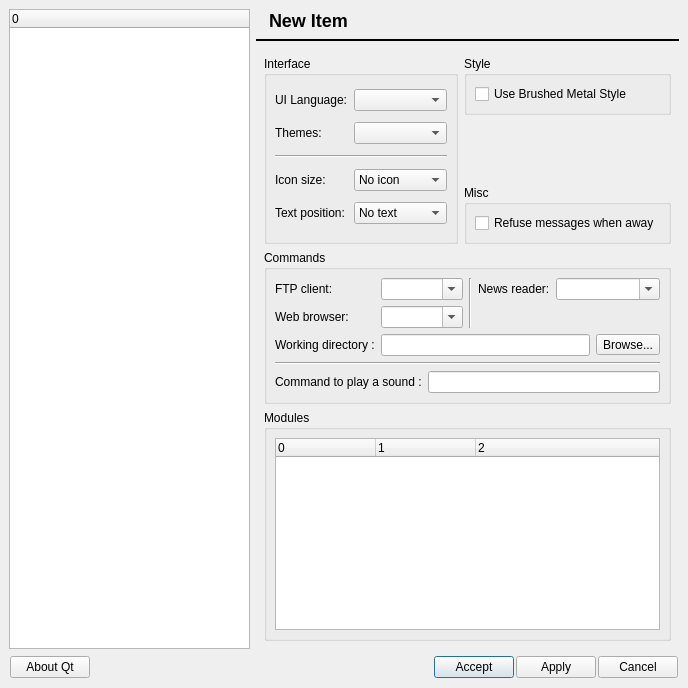
The window that qrezix/core/rzxpropertyui.ui (Fruneau/qRezix) describes before a commit, drawn with Qt 5.
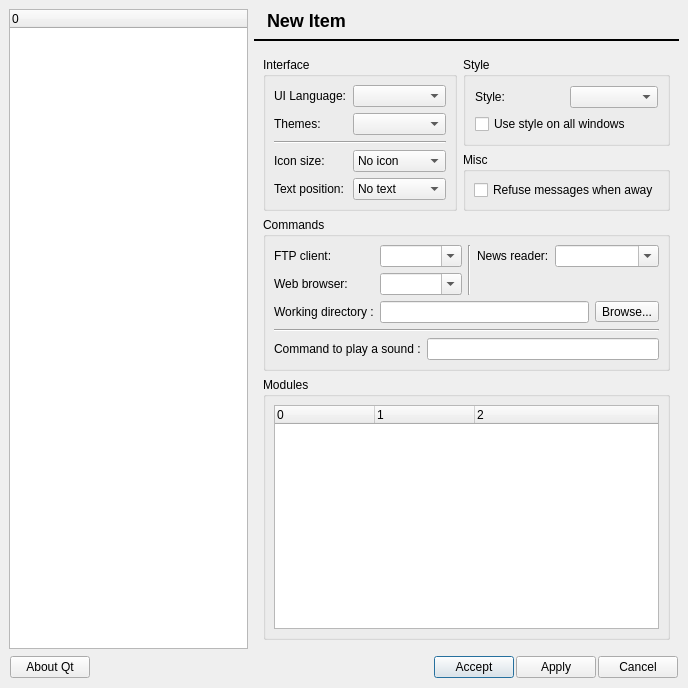
The same window after the commit. Icons and pictures are not drawn.

Commit message:
Gestion des styles amÃ©liorÃ©e...
Attention c'est absolument expÃ©rimental... j'ai des couilles dans tous les sens mais Ã§a marche basiquement...

Diff of the .ui file:
```diff
--- a/qrezix/core/rzxpropertyui.ui
+++ b/qrezix/core/rzxpropertyui.ui
@@ -25,144 +25,6 @@
    <property name="spacing" >
     <number>6</number>
    </property>
-   <item rowspan="2" row="0" column="0" >
-    <widget class="QTreeWidget" name="lbMenu" >
-     <property name="minimumSize" >
-      <size>
-       <width>175</width>
-       <height>0</height>
-      </size>
-     </property>
-     <property name="columnCount" >
-      <number>1</number>
-     </property>
-     <column>
-      <property name="text" >
-       <string>0</string>
-      </property>
-     </column>
-    </widget>
-   </item>
-   <item row="2" column="0" colspan="2" >
-    <layout class="QHBoxLayout" >
-     <property name="margin" >
-      <number>1</number>
-     </property>
-     <property name="spacing" >
-      <number>2</number>
-     </property>
-     <item>
-      <widget class="QPushButton" name="btnAboutQt" >
-       <property name="text" >
-        <string>About Qt</string>
-       </property>
-      </widget>
-     </item>
-     <item>
-      <spacer>
-       <property name="orientation" >
-        <enum>Qt::Horizontal</enum>
-       </property>
-       <property name="sizeType" >
-        <enum>QSizePolicy::Expanding</enum>
-       </property>
-       <property name="sizeHint" >
-        <size>
-         <width>213</width>
-         <height>20</height>
-        </size>
-       </property>
-      </spacer>
-     </item>
-     <item>
-      <widget class="QPushButton" name="btnOK" >
-       <property name="text" >
-        <string>Accept</string>
-       </property>
-       <property name="default" >
-        <bool>true</bool>
-       </property>
-      </widget>
-     </item>
-     <item>
-      <widget class="QPushButton" name="btnMiseAJour" >
-       <property name="text" >
-        <string>Apply</string>
-       </property>
-       <property name="default" >
-        <bool>false</bool>
-       </property>
-      </widget>
-     </item>
-     <item>
-      <widget class="QPushButton" name="btnAnnuler" >
-       <property name="text" >
-        <string>Cancel</string>
-       </property>
-      </widget>
-     </item>
-    </layout>
-   </item>
-   <item row="0" column="1" >
-    <layout class="QGridLayout" >
-     <property name="margin" >
-      <number>0</number>
-     </property>
-     <property name="spacing" >
-      <number>6</number>
-     </property>
-     <item row="0" column="1" >
-      <widget class="QLabel" name="lblTitle" >
-       <property name="sizePolicy" >
-        <sizepolicy>
-         <hsizetype>7</hsizetype>
-         <vsizetype>0</vsizetype>
-         <horstretch>0</horstretch>
-         <verstretch>0</verstretch>
-        </sizepolicy>
-       </property>
-       <property name="minimumSize" >
-        <size>
-         <width>0</width>
-         <height>24</height>
-        </size>
-       </property>
-       <property name="maximumSize" >
-        <size>
-         <width>32767</width>
-         <height>24</height>
-        </size>
-       </property>
-       <property name="text" >
-        <string>&lt;h2>New Item&lt;/h2></string>
-       </property>
-      </widget>
-     </item>
-     <item row="0" column="0" >
-      <widget class="QLabel" name="lblTitleIcon" >
-       <property name="text" >
-        <string/>
-       </property>
-      </widget>
-     </item>
-     <item row="1" column="0" colspan="2" >
-      <widget class="Line" name="line4" >
-       <property name="frameShape" >
-        <enum>QFrame::HLine</enum>
-       </property>
-       <property name="frameShadow" >
-        <enum>QFrame::Plain</enum>
-       </property>
-       <property name="lineWidth" >
-        <number>2</number>
-       </property>
-       <property name="orientation" >
-        <enum>Qt::Horizontal</enum>
-       </property>
-      </widget>
-     </item>
-    </layout>
-   </item>
    <item row="1" column="1" >
     <widget class="QStackedWidget" name="prefStack" >
      <property name="sizePolicy" >
@@ -778,12 +640,12 @@
      <widget class="QWidget" name="pageMisc" >
       <layout class="QGridLayout" >
        <property name="margin" >
-        <number>8</number>
+        <number>9</number>
        </property>
        <property name="spacing" >
         <number>6</number>
        </property>
-       <item rowspan="3" row="0" column="0" >
+       <item rowspan="2" row="0" column="0" >
         <widget class="QGroupBox" name="groupBox" >
          <property name="title" >
           <string>Interface</string>
@@ -920,7 +782,110 @@
          </layout>
         </widget>
        </item>
+       <item row="0" column="1" >
+        <widget class="QGroupBox" name="grpStyle" >
+         <property name="title" >
+          <string>Style</string>
+         </property>
+         <layout class="QGridLayout" >
+          <property name="margin" >
+           <number>9</number>
+          </property>
+          <property name="spacing" >
+           <number>6</number>
+          </property>
+          <item row="1" column="0" colspan="2" >
+           <widget class="QCheckBox" name="cbStyleForAll" >
+            <property name="text" >
+             <string>Use style on all windows</string>
+            </property>
+           </widget>
+          </item>
+          <item row="0" column="1" >
+           <widget class="QComboBox" name="cmbStyle" />
+          </item>
+          <item row="0" column="0" >
+           <widget class="QLabel" name="lblStyle" >
+            <property name="text" >
+             <string>Style:</string>
+            </property>
+           </widget>
+          </item>
+         </layout>
+        </widget>
+       </item>
+       <item row="1" column="1" >
+        <widget class="QGroupBox" name="groupMisc" >
+         <property name="title" >
+          <string>Misc</string>
+         </property>
+         <layout class="QGridLayout" >
+          <property name="margin" >
+           <number>8</number>
+          </property>
+          <property name="spacing" >
+           <number>6</number>
+          </property>
+          <item row="0" column="0" >
+           <widget class="QCheckBox" name="cbRefuseAway" >
+            <property name="whatsThis" >
+             <string>&lt;h3>Responder mode&lt;/h3>&lt;p>There are 2 kinds of responder&lt;p>&lt;p>&lt;b>Refuse,&lt;/b> in this mode, all the messages you receive while away are lost&lt;/p>&lt;p>&lt;b>Store,&lt;/b> in this mode, you can read you messages as if you were not marked away&lt;/p></string>
+            </property>
+            <property name="text" >
+             <string>Refuse messages when away</string>
+            </property>
+           </widget>
+          </item>
+         </layout>
+        </widget>
+       </item>
        <item row="3" column="0" colspan="2" >
+        <widget class="QGroupBox" name="groupModules" >
+         <property name="title" >
+          <string>Modules</string>
+         </property>
+         <layout class="QGridLayout" >
+          <property name="margin" >
+           <number>8</number>
+          </property>
+          <property name="spacing" >
+           <number>6</number>
+          </property>
+          <item row="0" column="0" >
+           <widget class="QTreeWidget" name="lvPlugInList" >
+            <property name="rootIsDecorated" >
+             <bool>false</bool>
+            </property>
+            <property name="uniformRowHeights" >
+             <bool>true</bool>
+            </property>
+            <property name="itemsExpandable" >
+             <bool>false</bool>
+            </property>
+            <property name="columnCount" >
+             <number>3</number>
+            </property>
+            <column>
+             <property name="text" >
+              <string>0</string>
+             </property>
+            </column>
+            <column>
+             <property name="text" >
+              <string>1</string>
+             </property>
+            </column>
+            <column>
+             <property name="text" >
+              <string>2</string>
+             </property>
+            </column>
+           </widget>
+          </item>
+         </layout>
+        </widget>
+       </item>
+       <item row="2" column="0" colspan="2" >
         <widget class="QGroupBox" name="groupNotification" >
          <property name="title" >
           <string>Commands</string>
@@ -1085,112 +1050,6 @@
          </widget>
         </widget>
        </item>
-       <item row="4" column="0" colspan="2" >
-        <widget class="QGroupBox" name="groupModules" >
-         <property name="title" >
-          <string>Modules</string>
-         </property>
-         <layout class="QGridLayout" >
-          <property name="margin" >
-           <number>8</number>
-          </property>
-          <property name="spacing" >
-           <number>6</number>
-          </property>
-          <item row="0" column="0" >
-           <widget class="QTreeWidget" name="lvPlugInList" >
-            <property name="rootIsDecorated" >
-             <bool>false</bool>
-            </property>
-            <property name="uniformRowHeights" >
-             <bool>true</bool>
-            </property>
-            <property name="itemsExpandable" >
-             <bool>false</bool>
-            </property>
-            <property name="columnCount" >
-             <number>3</number>
-            </property>
-            <column>
-             <property name="text" >
-              <string>0</string>
-             </property>
-            </column>
-            <column>
-             <property name="text" >
-              <string>1</string>
-             </property>
-            </column>
-            <column>
-             <property name="text" >
-              <string>2</string>
-             </property>
-            </column>
-           </widget>
-          </item>
-         </layout>
-        </widget>
-       </item>
-       <item row="2" column="1" >
-        <widget class="QGroupBox" name="groupMisc" >
-         <property name="title" >
-          <string>Misc</string>
-         </property>
-         <layout class="QGridLayout" >
-          <property name="margin" >
-           <number>8</number>
-          </property>
-          <property name="spacing" >
-           <number>6</number>
-          </property>
-          <item row="0" column="0" >
-           <widget class="QCheckBox" name="cbRefuseAway" >
-            <property name="whatsThis" >
-             <string>&lt;h3>Responder mode&lt;/h3>&lt;p>There are 2 kinds of responder&lt;p>&lt;p>&lt;b>Refuse,&lt;/b> in this mode, all the messages you receive while away are lost&lt;/p>&lt;p>&lt;b>Store,&lt;/b> in this mode, you can read you messages as if you were not marked away&lt;/p></string>
-            </property>
-            <property name="text" >
-             <string>Refuse messages when away</string>
-            </property>
-           </widget>
-          </item>
-         </layout>
-        </widget>
-       </item>
-       <item row="0" column="1" >
-        <widget class="QGroupBox" name="grpStyle" >
-         <property name="title" >
-          <string>Style</string>
-         </property>
-         <layout class="QGridLayout" >
-          <property name="margin" >
-           <number>8</number>
-          </property>
-          <property name="spacing" >
-           <number>6</number>
-          </property>
-          <item row="0" column="0" >
-           <widget class="QCheckBox" name="cbMacMetal" >
-            <property name="text" >
-             <string>Use Brushed Metal Style</string>
-            </property>
-           </widget>
-          </item>
-         </layout>
-        </widget>
-       </item>
-       <item row="1" column="1" >
-        <spacer>
-         <property name="orientation" >
-          <enum>Qt::Vertical</enum>
-         </property>
-         <property name="sizeHint" >
-          <size>
-           <width>20</width>
-           <height>40</height>
-          </size>
-         </property>
-        </spacer>
-       </item>
       </layout>
      </widget>
      <widget class="QWidget" name="pageNetwork" >
@@ -1258,6 +1117,144 @@
      </widget>
     </widget>
    </item>
+   <item row="0" column="1" >
+    <layout class="QGridLayout" >
+     <property name="margin" >
+      <number>0</number>
+     </property>
+     <property name="spacing" >
+      <number>6</number>
+     </property>
+     <item row="0" column="1" >
+      <widget class="QLabel" name="lblTitle" >
+       <property name="sizePolicy" >
+        <sizepolicy>
+         <hsizetype>7</hsizetype>
+         <vsizetype>0</vsizetype>
+         <horstretch>0</horstretch>
+         <verstretch>0</verstretch>
+        </sizepolicy>
+       </property>
+       <property name="minimumSize" >
+        <size>
+         <width>0</width>
+         <height>24</height>
+        </size>
+       </property>
+       <property name="maximumSize" >
+        <size>
+         <width>32767</width>
+         <height>24</height>
+        </size>
+       </property>
+       <property name="text" >
+        <string>&lt;h2>New Item&lt;/h2></string>
+       </property>
+      </widget>
+     </item>
+     <item row="0" column="0" >
+      <widget class="QLabel" name="lblTitleIcon" >
+       <property name="text" >
+        <string/>
+       </property>
+      </widget>
+     </item>
+     <item row="1" column="0" colspan="2" >
+      <widget class="Line" name="line4" >
+       <property name="frameShape" >
+        <enum>QFrame::HLine</enum>
+       </property>
+       <property name="frameShadow" >
+        <enum>QFrame::Plain</enum>
+       </property>
+       <property name="lineWidth" >
+        <number>2</number>
+       </property>
+       <property name="orientation" >
+        <enum>Qt::Horizontal</enum>
+       </property>
+      </widget>
+     </item>
+    </layout>
+   </item>
+   <item row="2" column="0" colspan="2" >
+    <layout class="QHBoxLayout" >
+     <property name="margin" >
+      <number>1</number>
+     </property>
+     <property name="spacing" >
+      <number>2</number>
+     </property>
+     <item>
+      <widget class="QPushButton" name="btnAboutQt" >
+       <property name="text" >
+        <string>About Qt</string>
+       </property>
+      </widget>
+     </item>
+     <item>
+      <spacer>
+       <property name="orientation" >
+        <enum>Qt::Horizontal</enum>
+       </property>
+       <property name="sizeType" >
+        <enum>QSizePolicy::Expanding</enum>
+       </property>
+       <property name="sizeHint" >
+        <size>
+         <width>213</width>
+         <height>20</height>
+        </size>
+       </property>
+      </spacer>
+     </item>
+     <item>
+      <widget class="QPushButton" name="btnOK" >
+       <property name="text" >
+        <string>Accept</string>
+       </property>
+       <property name="default" >
+        <bool>true</bool>
+       </property>
+      </widget>
+     </item>
+     <item>
+      <widget class="QPushButton" name="btnMiseAJour" >
+       <property name="text" >
+        <string>Apply</string>
+       </property>
+       <property name="default" >
+        <bool>false</bool>
+       </property>
+      </widget>
+     </item>
+     <item>
+      <widget class="QPushButton" name="btnAnnuler" >
+       <property name="text" >
+        <string>Cancel</string>
+       </property>
+      </widget>
+     </item>
+    </layout>
+   </item>
+   <item rowspan="2" row="0" column="0" >
+    <widget class="QTreeWidget" name="lbMenu" >
+     <property name="minimumSize" >
+      <size>
+       <width>175</width>
+       <height>0</height>
+      </size>
+     </property>
+     <property name="columnCount" >
+      <number>1</number>
+     </property>
+     <column>
+      <property name="text" >
+       <string>0</string>
+      </property>
+     </column>
+    </widget>
+   </item>
   </layout>
  </widget>
  <layoutdefault spacing="2" margin="2" />
```
Left out of the diff: 2 changed lines with no effect on the pictures. The commit also changes 8 other files.
